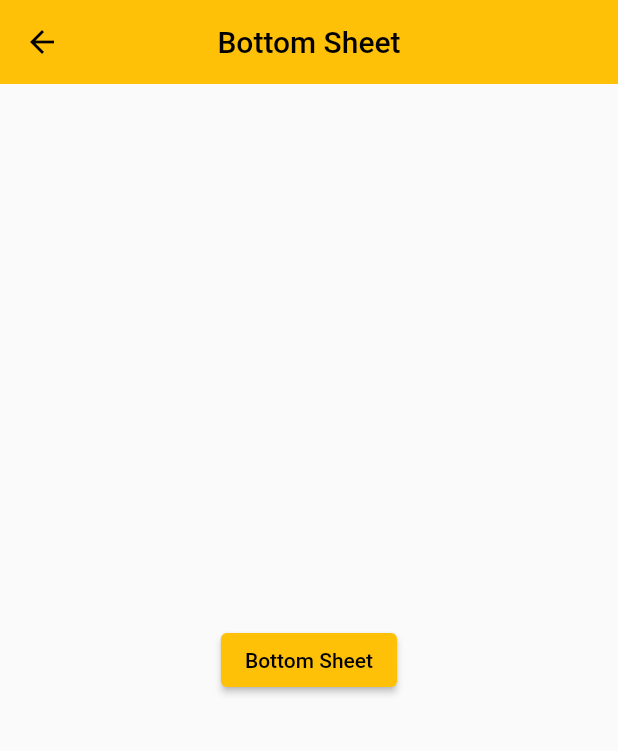
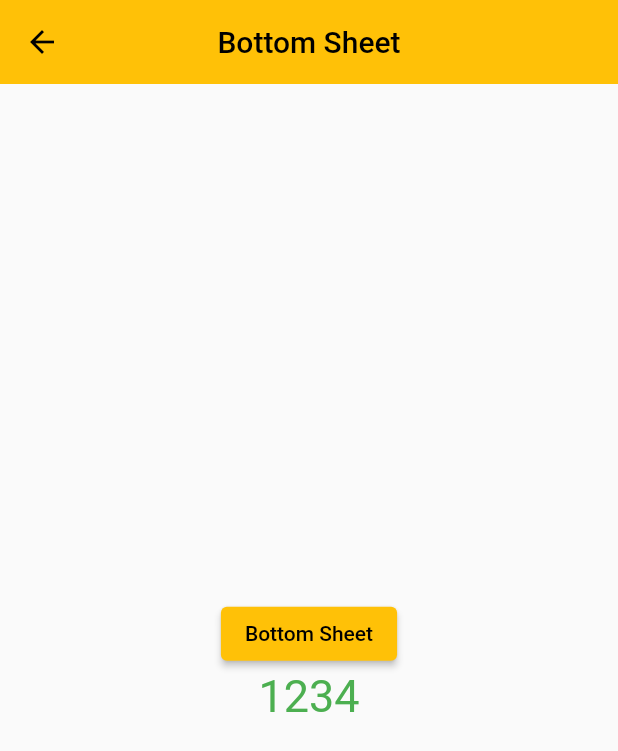
Before and after one commit to chayan-1906/getx-demo, a Flutter app: the screen it shows after launch, after a tap on "Bottom Sheet Screen", on a phone screen of 412 x 824 dp. Shown: the top 751 px of the screen. Run offline on Flutter 3.47's test engine with Material 2 defaults, Android fonts, the phone set to English and light mode, and no system bars; our stand-ins replace get.

Commit message:
#6. Route Navigation for named routes (Unknown Routes never worked)

```diff
--- a/lib/bottom_sheet_screen.dart
+++ b/lib/bottom_sheet_screen.dart
@@ -2,6 +2,8 @@ import 'package:flutter/material.dart';
 import 'package:get/get.dart';
 
 class BottomSheetScreen extends StatelessWidget {
+  static String bottomSheetRoute = '/bottom_sheet_screen';
+
   const BottomSheetScreen({Key? key}) : super(key: key);
 
   @override
@@ -55,6 +57,17 @@ class BottomSheetScreen extends StatelessWidget {
               },
               child: const Text('Bottom Sheet'),
             ),
+            if (Get.parameters['channel'] != null &&
+                Get.parameters['content'] != null)
+              Text(
+                'Channel name is: ${Get.parameters['channel']} and content is: ${Get.parameters['content']}',
+                style: const TextStyle(color: Colors.redAccent, fontSize: 30.0),
+              ),
+            if (Get.parameters['someValue'] != null)
+              Text(
+                Get.parameters['someValue']!,
+                style: const TextStyle(color: Colors.green, fontSize: 30.0),
+              ),
           ],
         ),
       ),
--- a/lib/home_screen.dart
+++ b/lib/home_screen.dart
@@ -1,6 +1,7 @@
 import 'package:flutter/material.dart';
 import 'package:get/get.dart';
 import 'package:getx_demo/snackbar_screen.dart';
+import 'package:getx_demo/unknown_route_screen.dart';
 
 import 'bottom_sheet_screen.dart';
 import 'dialog_screen.dart';
@@ -21,20 +22,15 @@ class HomeScreen extends StatelessWidget {
             /// snackbar
             ElevatedButton(
               onPressed: () async {
-                /*Navigator.push(
-                  context,
-                  MaterialPageRoute(
-                      builder: (context) => const SnackBarScreen()),
-                );*/
-                // Get.to(
-                //   const SnackBarScreen(),
-                //   fullscreenDialog: true,
-                //   transition: Transition.zoom,
-                //   // duration: const Duration(milliseconds: 4000),
-                //   curve: Curves.bounceInOut,
-                //   arguments: 'Data from home screen',
-                // );
-                var data = await Get.to(() => SnackBarScreen());
+                Get.to(
+                  const SnackBarScreen(),
+                  fullscreenDialog: true,
+                  transition: Transition.zoom,
+                  // duration: const Duration(milliseconds: 4000),
+                  curve: Curves.bounceInOut,
+                  arguments: 'Data from home screen',
+                );
+                var data = await Get.to(() => const SnackBarScreen());
                 print('The received data: $data');
               },
               child: const Text('SnackBar Screen'),
@@ -56,13 +52,27 @@ class HomeScreen extends StatelessWidget {
             /// bottom sheet
             ElevatedButton(
               onPressed: () {
-                Navigator.push(
-                  context,
-                  MaterialPageRoute(
-                      builder: (context) => const BottomSheetScreen()),
-                );
+                // Get.toNamed(BottomSheetScreen.bottomSheetRoute);
+                /// push replacement
+                // Get.offNamed(BottomSheetScreen.bottomSheetRoute);
+
+                /// push replacement for all screens
+                // Get.offAllNamed(BottomSheetScreen.bottomSheetRoute);
+
+                /// to pass value to next screen via argument
+                // Get.toNamed("${BottomSheetScreen.bottomSheetRoute}?channel=Padmanabha Das&content=Flutter GetX");
+                Get.toNamed('${BottomSheetScreen.bottomSheetRoute}/1234');
               },
               child: const Text('Bottom Sheet Screen'),
+            ),
+            const SizedBox(height: 10.0),
+
+            /// unknown route
+            ElevatedButton(
+              onPressed: () {
+                Get.toNamed(UnknownRouteScreen.unknownRouteRoute);
+              },
+              child: const Text('Unknown Route Screen'),
             ),
             const SizedBox(height: 10.0),
           ],
--- a/lib/main.dart
+++ b/lib/main.dart
@@ -1,6 +1,10 @@
 import 'package:flutter/material.dart';
 import 'package:get/get.dart';
+import 'package:getx_demo/bottom_sheet_screen.dart';
 import 'package:getx_demo/home_screen.dart';
+import 'package:getx_demo/snackbar_screen.dart';
+
+import 'unknown_route_screen.dart';
 
 void main() {
   runApp(const MyApp());
@@ -18,7 +22,31 @@ class MyApp extends StatelessWidget {
         primarySwatch: Colors.amber,
         appBarTheme: const AppBarTheme(elevation: 0.0, centerTitle: true),
       ),
-      home: const HomeScreen(),
+      initialRoute: '/',
+      defaultTransition: Transition.zoom,
+      getPages: [
+        GetPage(name: '/', page: () => const HomeScreen()),
+        GetPage(
+          name: '${BottomSheetScreen.bottomSheetRoute}/:someValue',
+          // name: BottomSheetScreen.bottomSheetRoute,
+          page: () => const BottomSheetScreen(),
+          transition: Transition.leftToRight,
+        ),
+        /*GetPage(
+          name: UnknownRouteScreen.unknownRouteRoute,
+          page: () => const UnknownRouteScreen(),
+          transition: Transition.circularReveal,
+          transitionDuration: const Duration(milliseconds: 400),
+        ),*/
+      ],
+      /// TODO: Unknown Routes not working
+      unknownRoute: GetPage(
+        name: UnknownRouteScreen.unknownRouteRoute,
+        page: () => const UnknownRouteScreen(),
+        transition: Transition.circularReveal,
+        transitionDuration: const Duration(milliseconds: 400),
+      ),
+      // home: const HomeScreen(),
     );
   }
 }
```
Also changed, not shown: lib/unknown_route_screen.dart (added, +33 -0 lines), 1 other file.
